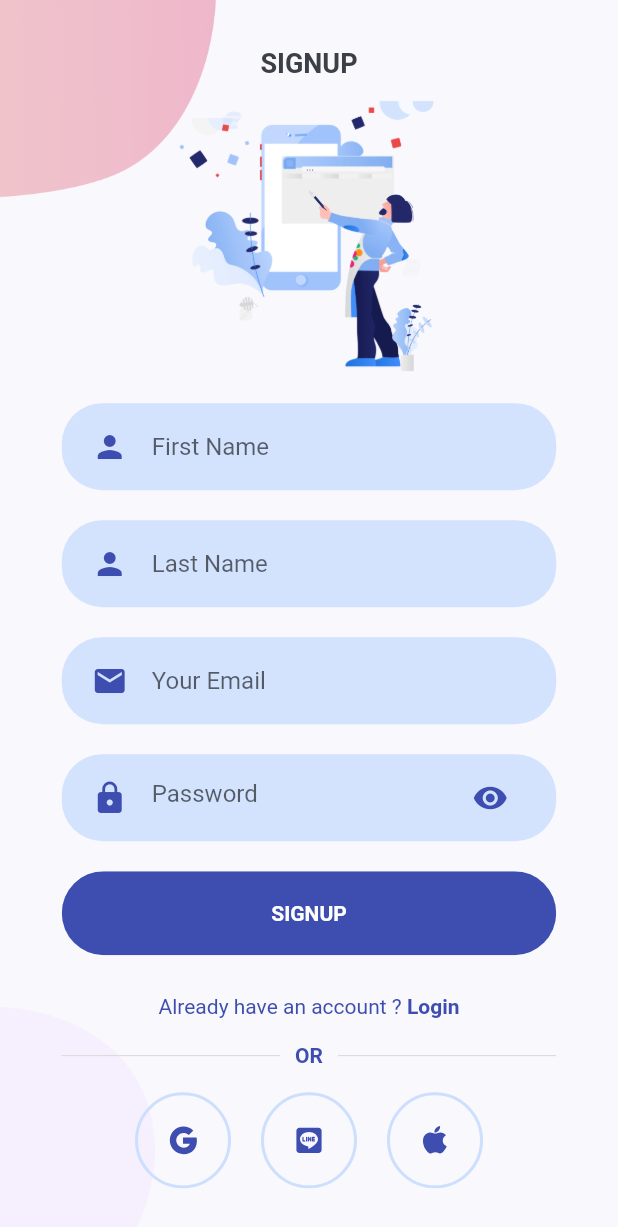
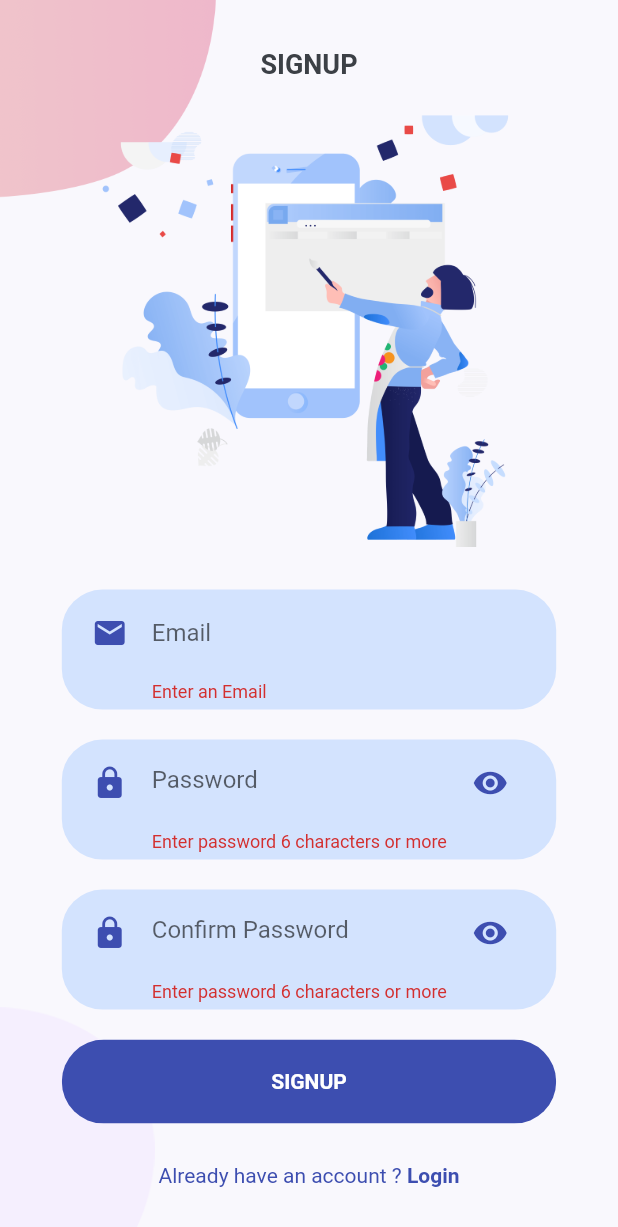
Before and after one commit to petenrp/SharelyMeterApplication, a Flutter app: the SignUpScreen screen opened directly, after a tap on "SIGNUP", on a phone screen of 412 x 824 dp. Shown: the top 1227 px of the screen. Run offline on Flutter 3.47's test engine with Material 2 defaults, Android fonts, the phone set to English and light mode, and no system bars; our stand-ins replace firebase_auth, firebase_core, flutter_icons, flutter_svg, geolocator, google_maps_flutter; missing offline and left inert: flutter_polyline_points; accounts and stored records are empty.

Commit message:
try to log in with email and password

```diff
--- a/lib/components/rounded_input_field.dart
+++ b/lib/components/rounded_input_field.dart
@@ -7,19 +7,22 @@ class RoundedInputField extends StatelessWidget {
   final String hintText;
   final IconData icon;
   final ValueChanged<String> onChanged;
+  final FormFieldValidator<String> validator;
 
   const RoundedInputField({
     Key key,
     this.hintText,
-    this.icon = Icons.person,
+    this.icon,
     this.onChanged,
+    this.validator,
   }) : super(key: key);
 
   @override
   Widget build(BuildContext context) {
     return TextFieldContainer(
-      child: TextField(
+      child: TextFormField(
         onChanged: onChanged,
+        validator: validator,
         decoration: InputDecoration(
           icon: Icon(
             icon,
--- a/lib/components/rounded_password_field.dart
+++ b/lib/components/rounded_password_field.dart
@@ -4,19 +4,25 @@ import 'package:sharelymeter/constants.dart';
 
 class RoundedPasswordField extends StatelessWidget {
   final ValueChanged<String> onChanged;
+  final String hinttext;
+  final FormFieldValidator<String> validator;
+
   const RoundedPasswordField({
     Key key,
     this.onChanged,
+    this.hinttext,
+    this.validator,
   }) : super(key: key);
 
   @override
   Widget build(BuildContext context) {
     return TextFieldContainer(
-      child: TextField(
+      child: TextFormField(
         obscureText: true,
+        validator: validator,
         onChanged: onChanged,
         decoration: InputDecoration(
-          hintText: "Password",
+          hintText: hinttext,
           icon: Icon(
             Icons.lock,
             color: kPrimaryColor,
--- a/lib/main.dart
+++ b/lib/main.dart
@@ -16,9 +16,9 @@ import 'package:sharelymeter/googlemapapi.dart'; // Stores the Google Maps API K
 import 'package:flutter_polyline_points/flutter_polyline_points.dart';
 import 'package:geolocator/geolocator.dart';
 
-import 'dart:developer';
+import 'dart:math' show cos, sqrt, asin;
 
-void main() async {
+void main() {
   runApp(MyApp());
 }
 
--- a/lib/screens/login/components/body.dart
+++ b/lib/screens/login/components/body.dart
@@ -5,6 +5,7 @@ import 'package:sharelymeter/components/rounded_input_field.dart';
 import 'package:sharelymeter/components/rounded_password_field.dart';
 import 'package:sharelymeter/screens/login/components/background.dart';
 import 'package:sharelymeter/screens/signup/signup_screen.dart';
+import 'package:sharelymeter/service/auth.dart';
 
 class Body extends StatefulWidget {
   Body({Key key}) : super(key: key);
@@ -14,11 +15,18 @@ class Body extends StatefulWidget {
 }
 
 class _BodyState extends State<Body> {
+
+  final AuthService _auth = AuthService();
+
+  String email = '';
+  String password = '';
+
   @override
   Widget build(BuildContext context) {
     Size size = MediaQuery.of(context).size;
     return Background(
       child: SingleChildScrollView(
+        child: Form(
             child: Column(
             mainAxisAlignment: MainAxisAlignment.center,
             children: <Widget>[
@@ -35,16 +43,26 @@ class _BodyState extends State<Body> {
                 height : size.height * 0.35,
               ),
               RoundedInputField(
-              hintText: "Your Email",
+                hintText: "Email",
                 icon: Icons.email,
-              onChanged: (value){},
+                onChanged: (value){
+                  email = value;
+                },
               ),
               RoundedPasswordField(
-              onChanged: (value){},
+                onChanged: (value){
+                  setState(() {
+                    password = value;
+                  });
+                },
+                hinttext: "Password",
               ),
               RoundedButton(
                 text: "LOGIN",
-              press: (){},
+                press: () async {
+                  print(email);
+                  print(password);
+                },
               ),
               SizedBox(height: size.height * 0.02),
               AlreadyHaveAnAccountCheck(
@@ -62,6 +80,7 @@ class _BodyState extends State<Body> {
             ],
           ),
         ),
+      ),
     );
   }
 }
--- a/lib/screens/login/login_screen.dart
+++ b/lib/screens/login/login_screen.dart
@@ -1,7 +1,12 @@
 import 'package:flutter/material.dart';
 import 'package:sharelymeter/screens/login/components/body.dart';
 
-class LoginScreen extends StatelessWidget {
+class LoginScreen extends StatefulWidget {
+  @override
+  _LoginScreenState createState() => _LoginScreenState();
+}
+
+class _LoginScreenState extends State<LoginScreen> {
   @override
   Widget build(BuildContext context) {
     return Scaffold(
--- a/lib/screens/signup/components/body.dart
+++ b/lib/screens/signup/components/body.dart
@@ -7,13 +7,31 @@ import 'package:sharelymeter/screens/login/login_screen.dart';
 import 'package:sharelymeter/screens/signup/components/background.dart';
 import 'package:sharelymeter/screens/signup/components/or_divider.dart';
 import 'package:sharelymeter/screens/signup/components/social_icon.dart';
+import 'package:sharelymeter/service/auth.dart';
 
-class Body extends StatelessWidget {
+class Body extends StatefulWidget {
+  Body({Key key}) : super(key: key);
+
+  @override
+  _BodyState createState() => _BodyState();
+}
+
+class _BodyState extends State<Body> {
+
+  final _formkey = GlobalKey<FormState>();
+  final AuthService _auth = AuthService();
+
+  String email = '';
+  String password = '';
+  String confirmpassword = '';
+
   @override
   Widget build(BuildContext context) {
     Size size = MediaQuery.of(context).size;
     return Background(
       child: SingleChildScrollView(
+        child: Form(
+          key: _formkey,
           child: Column(
             mainAxisAlignment: MainAxisAlignment.center,
             children: <Widget>[
@@ -26,29 +44,45 @@ class Body extends StatelessWidget {
               ),
               Image.asset(
                 "assets/images/signup.png",
-              height: size.height * 0.25,
+                height: size.height * 0.4,
               ),
               RoundedInputField(
-              hintText: "First Name",
-              icon: Icons.person,
-              onChanged: (value) {},
-            ),
-            RoundedInputField(
-              hintText: "Last Name",
-              icon: Icons.person,
-              onChanged: (value) {},
-            ),
-            RoundedInputField(
-              hintText: "Your Email",
+                hintText: "Email",
                 icon: Icons.email,
-              onChanged: (value) {},
+                validator: (value) => value.isEmpty ? 'Enter an Email': null,
+                onChanged: (value) {
+                  setState(() {
+                    email = value;
+                  });
+                },
               ),
               RoundedPasswordField(
-              onChanged: (value) {},
+                validator: (value) => value.length < 6 ? 'Enter password 6 characters or more': null,
+                onChanged: (value) {
+                  setState(() {
+                    password = value;
+                  });
+                },
+                hinttext: "Password",
+              ),
+              RoundedPasswordField(
+                validator: (value) => value.length < 6 ? 'Enter password 6 characters or more': null,
+                onChanged: (value) {
+                  setState(() {
+                    confirmpassword = value;
+                  });
+                },
+                hinttext: "Confirm Password",
               ),
               RoundedButton(
                 text: "SIGNUP",
-              press: () {},
+                press: () async {
+                  if (_formkey.currentState.validate()) {
+                    print(email);
+                    print(password);
+                    print(confirmpassword);
+                  }
+                },
               ),
               SizedBox(height: size.height * 0.02),
               AlreadyHaveAnAccountCheck(
@@ -64,26 +98,27 @@ class Body extends StatelessWidget {
                   );
                 },
               ),
-            OrDivider(),
-            Row(
-              mainAxisAlignment: MainAxisAlignment.center,
-              children: <Widget>[
-                SocalIcon(
-                  iconSrc: "assets/icons/google.svg",
-                  press: () {},
-                ),
-                SocalIcon(
-                  iconSrc: "assets/icons/line.svg",
-                  press: () {},
-                ),
-                SocalIcon(
-                  iconSrc: "assets/icons/apple.svg",
-                  press: () {},
-                ),
+              // OrDivider(),
+              // Row(
+              //   mainAxisAlignment: MainAxisAlignment.center,
+              //   children: <Widget>[
+              //     SocalIcon(
+              //       iconSrc: "assets/icons/google.svg",
+              //       press: () {},
+              //     ),
+              //     SocalIcon(
+              //       iconSrc: "assets/icons/line.svg",
+              //       press: () {},
+              //     ),
+              //     SocalIcon(
+              //       iconSrc: "assets/icons/apple.svg",
+              //       press: () {},
+              //     ),
+              //   ],
+              // ),
+              //SizedBox(height: size.height * 0.01),
             ],
           ),
-            //SizedBox(height: size.height * 0.01),
-          ],
         ),
       ),
     );
--- a/lib/screens/signup/signup_screen.dart
+++ b/lib/screens/signup/signup_screen.dart
@@ -1,7 +1,12 @@
 import 'package:flutter/material.dart';
 import 'package:sharelymeter/screens/signup/components/body.dart';
 
-class SignUpScreen extends StatelessWidget {
+class SignUpScreen extends StatefulWidget {
+  @override
+  _SignUpScreenState createState() => _SignUpScreenState();
+}
+
+class _SignUpScreenState extends State<SignUpScreen> {
   @override
   Widget build(BuildContext context) {
     return Scaffold(
--- a/lib/screens/welcome/welcomescreen.dart
+++ b/lib/screens/welcome/welcomescreen.dart
@@ -1,11 +1,16 @@
 import 'package:flutter/material.dart';
 import 'package:sharelymeter/screens/welcome/components/body.dart';
 
-class WelcomeScreen extends StatelessWidget {
+class WelcomeScreen extends StatefulWidget {
+  @override
+  _WelcomeScreenState createState() => _WelcomeScreenState();
+}
+
+class _WelcomeScreenState extends State<WelcomeScreen> {
   @override
   Widget build(BuildContext context) {
     return Scaffold(
-      body: Body()
+      body: Body(),
     );
   }
 }
--- /dev/null
+++ b/lib/service/auth.dart
@@ -0,0 +1,11 @@
+import 'package:firebase_auth/firebase_auth.dart';
+
+class AuthService {
+  final FirebaseAuth _auth = FirebaseAuth.instance;
+
+  //register with email and password
+  Future registerWithEmailandPassword() {
+
+  }
+
+}
--- a/pubspec.yaml
+++ b/pubspec.yaml
@@ -36,8 +36,8 @@ dependencies:
   flutter_svg: ^0.18.1
   flutter_icons: ^1.1.0
   firebase_core: ^0.5.0
-  #firebase_auth: ^0.18.0+1
-  #cloud_firestore: ^0.14.0+2
+  firebase_auth: ^0.18.0+1
+  cloud_firestore: ^0.14.0+2
 
   # The following adds the Cupertino Icons font to your application.
   # Use with the CupertinoIcons class for iOS style icons.
```
Also changed, not shown: pubspec.lock, 624 other files. Lines whose indentation alone changed are shown as unchanged.
